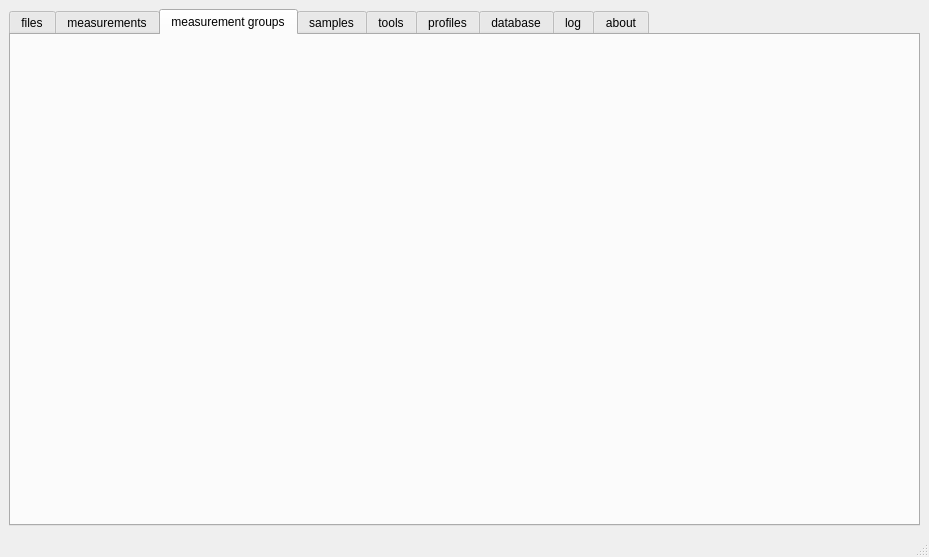
Old version of the form qtGUI/mainwindow.ui in the repository flosious/CLAUS2.
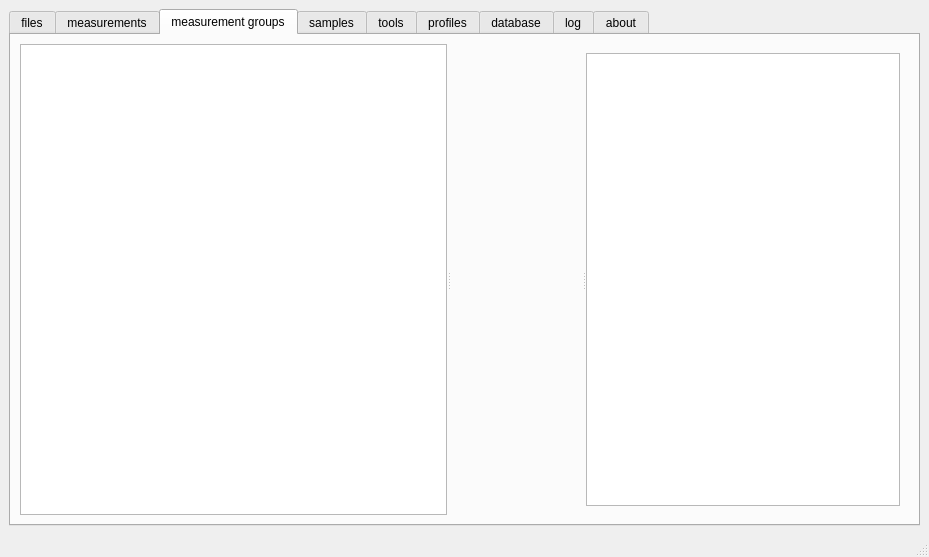
New version of the form. The open tabs and pages were chosen to show the change. Custom widgets are drawn as their Qt base class.

Commit message: changes in measurement_groups incoming

Diff of the .ui file:
```diff
--- a/qtGUI/mainwindow.ui
+++ b/qtGUI/mainwindow.ui
@@ -27,7 +27,7 @@
        <string>&lt;html&gt;&lt;head/&gt;&lt;body&gt;&lt;p&gt;... for further automation&lt;/p&gt;&lt;/body&gt;&lt;/html&gt;</string>
       </property>
       <property name="currentIndex">
-       <number>6</number>
+       <number>2</number>
       </property>
       <widget class="QWidget" name="tab_files">
        <attribute name="title">
@@ -109,6 +109,95 @@
        <attribute name="title">
         <string>measurement groups</string>
        </attribute>
+       <layout class="QHBoxLayout" name="horizontalLayout_4">
+        <item>
+         <widget class="QSplitter" name="splitter_2">
+          <property name="orientation">
+           <enum>Qt::Horizontal</enum>
+          </property>
+          <widget class="mgroups_treeview_t" name="mgroups_treeview">
+           <property name="sizePolicy">
+            <sizepolicy hsizetype="Expanding" vsizetype="Expanding">
+             <horstretch>0</horstretch>
+             <verstretch>0</verstretch>
+            </sizepolicy>
+           </property>
+          </widget>
+          <widget class="QStackedWidget" name="stackedWidget">
+           <property name="currentIndex">
+            <number>0</number>
+           </property>
+           <widget class="QWidget" name="page_3">
+            <layout class="QHBoxLayout" name="horizontalLayout_5">
+             <item>
+              <widget class="QSplitter" name="splitter_3">
+               <property name="sizePolicy">
+                <sizepolicy hsizetype="Minimum" vsizetype="Expanding">
+                 <horstretch>0</horstretch>
+                 <verstretch>0</verstretch>
+                </sizepolicy>
+               </property>
+               <property name="minimumSize">
+                <size>
+                 <width>0</width>
+                 <height>0</height>
+                </size>
+               </property>
+               <property name="maximumSize">
+                <size>
+                 <width>16777215</width>
+                 <height>16777215</height>
+                </size>
+               </property>
+               <property name="orientation">
+                <enum>Qt::Horizontal</enum>
+               </property>
+               <widget class="plotwindow" name="MG_tab_measurement_plotwindow" native="true">
+                <property name="sizePolicy">
+                 <sizepolicy hsizetype="Preferred" vsizetype="Preferred">
+                  <horstretch>0</horstretch>
+                  <verstretch>0</verstretch>
+                 </sizepolicy>
+                </property>
+                <property name="minimumSize">
+                 <size>
+                  <width>100</width>
+                  <height>0</height>
+                 </size>
+                </property>
+               </widget>
+               <widget class="QTreeView" name="MG_tab_measurement_cluster_treeview">
+                <property name="enabled">
+                 <bool>true</bool>
+                </property>
+                <property name="sizePolicy">
+                 <sizepolicy hsizetype="Preferred" vsizetype="Preferred">
+                  <horstretch>0</horstretch>
+                  <verstretch>0</verstretch>
+                 </sizepolicy>
+                </property>
+                <property name="minimumSize">
+                 <size>
+                  <width>100</width>
+                  <height>0</height>
+                 </size>
+                </property>
+               </widget>
+              </widget>
+             </item>
+            </layout>
+           </widget>
+           <widget class="QWidget" name="page_4">
+            <layout class="QVBoxLayout" name="verticalLayout_5">
+             <item>
+              <widget class="plotwindow" name="widget_2" native="true"/>
+             </item>
+            </layout>
+           </widget>
+          </widget>
+         </widget>
+        </item>
+       </layout>
       </widget>
       <widget class="QWidget" name="tab_samples">
        <attribute name="title">
@@ -177,7 +266,7 @@
          </layout>
         </item>
         <item>
-         <widget class="table_log" name="tab_log_table"/>
+         <widget class="table_log_t" name="tab_log_table"/>
         </item>
        </layout>
       </widget>
@@ -235,7 +324,12 @@
    <container>1</container>
   </customwidget>
   <customwidget>
-   <class>table_log</class>
+   <class>mgroups_treeview_t</class>
+   <extends>QTreeView</extends>
+   <header>mgroups_treeview_t.hpp</header>
+  </customwidget>
+  <customwidget>
+   <class>table_log_t</class>
    <extends>QTableWidget</extends>
    <header>table_log.hpp</header>
   </customwidget>
```
Left out of the diff: 2 changed lines with no effect on the pictures. The commit also changes 38 other files.
